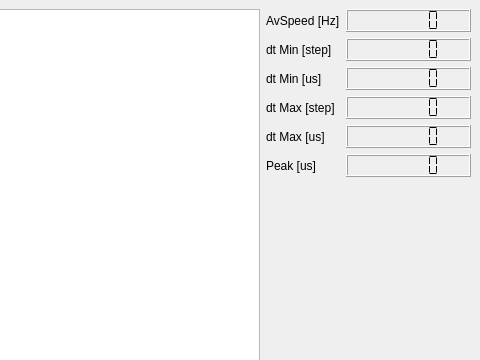
This is speedtest.ui in massimovassalli/epz as Qt 5 draws it before an edit; both pictures show x 575 to 1055 and y 0 to 360 of the 1055 by 809 pixel window. The edited form follows.
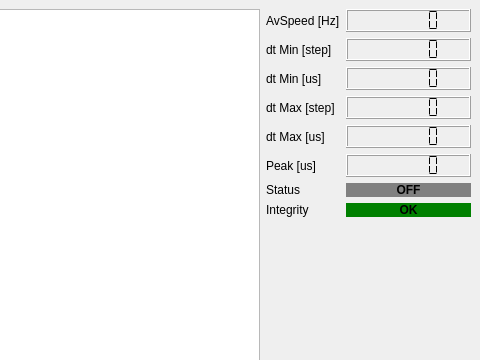
This is the edited form. Custom widgets are drawn as their Qt base class.

Commit message: - included management for binary information (save and integrity) - generalized epz behaviour

```diff
--- a/speedtest.ui
+++ b/speedtest.ui
@@ -137,6 +137,58 @@
           </property>
          </widget>
         </item>
+        <item row="6" column="0">
+         <widget class="QLabel" name="label_6">
+          <property name="text">
+           <string>Status</string>
+          </property>
+         </widget>
+        </item>
+        <item row="6" column="1">
+         <widget class="QLabel" name="sLED">
+          <property name="font">
+           <font>
+            <weight>75</weight>
+            <bold>true</bold>
+           </font>
+          </property>
+          <property name="styleSheet">
+           <string notr="true">background-color: gray;</string>
+          </property>
+          <property name="text">
+           <string>OFF</string>
+          </property>
+          <property name="alignment">
+           <set>Qt::AlignCenter</set>
+          </property>
+         </widget>
+        </item>
+        <item row="7" column="0">
+         <widget class="QLabel" name="label_7">
+          <property name="text">
+           <string>Integrity</string>
+          </property>
+         </widget>
+        </item>
+        <item row="7" column="1">
+         <widget class="QLabel" name="sINT">
+          <property name="font">
+           <font>
+            <weight>75</weight>
+            <bold>true</bold>
+           </font>
+          </property>
+          <property name="styleSheet">
+           <string notr="true">background-color:green;</string>
+          </property>
+          <property name="text">
+           <string>OK</string>
+          </property>
+          <property name="alignment">
+           <set>Qt::AlignCenter</set>
+          </property>
+         </widget>
+        </item>
        </layout>
       </item>
      </layout>
```
Left out of the diff: 5 changed lines with no effect on the pictures. The commit also changes 5 other files.
